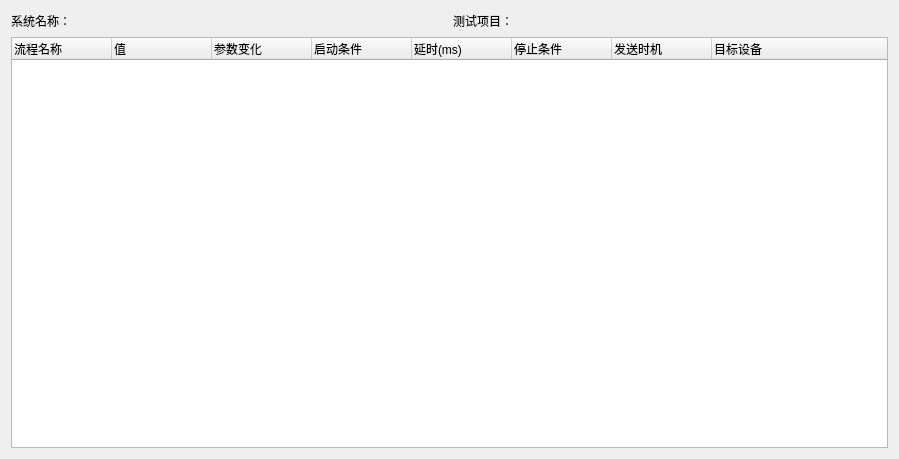
This is eq/flowtree.ui in xuqingxiangstu/platform as Qt 5 draws it before an edit. The edited form follows.
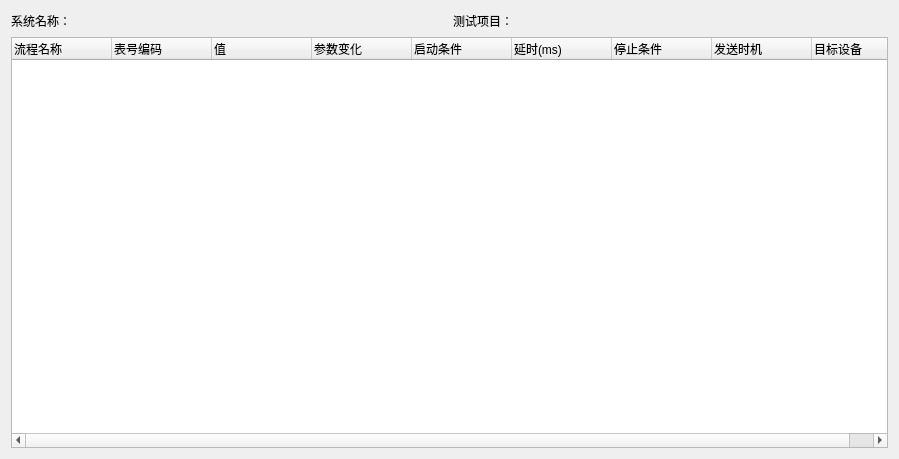
This is the edited form. Custom widgets are drawn as their Qt base class.

The edit to the form file:
```diff
--- a/eq/flowtree.ui
+++ b/eq/flowtree.ui
@@ -107,6 +107,11 @@
        <string>流程名称</string>
       </property>
      </column>
+     <column>
+      <property name="text">
+       <string>表号编码</string>
+      </property>
+     </column>
      <column>
       <property name="text">
        <string>值</string>
```
